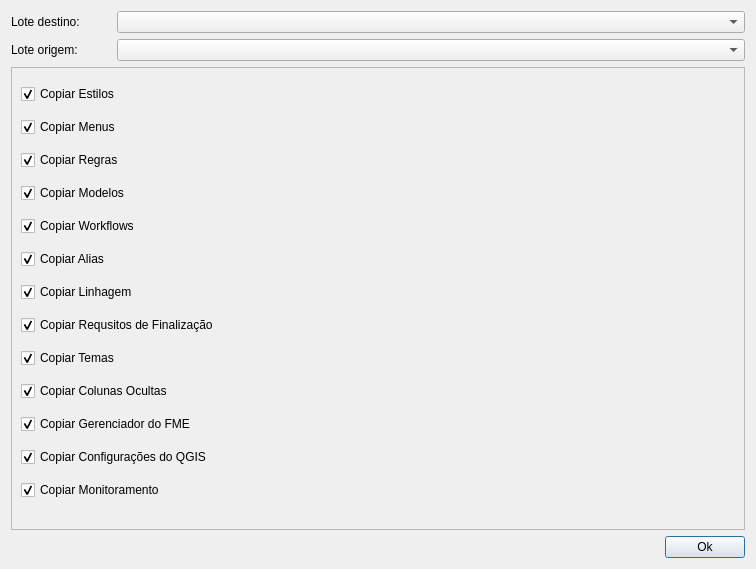
Above: uis/copySetupLot.ui from dsgoficial/SAP_Gerente before the change. Below: the same form after it.
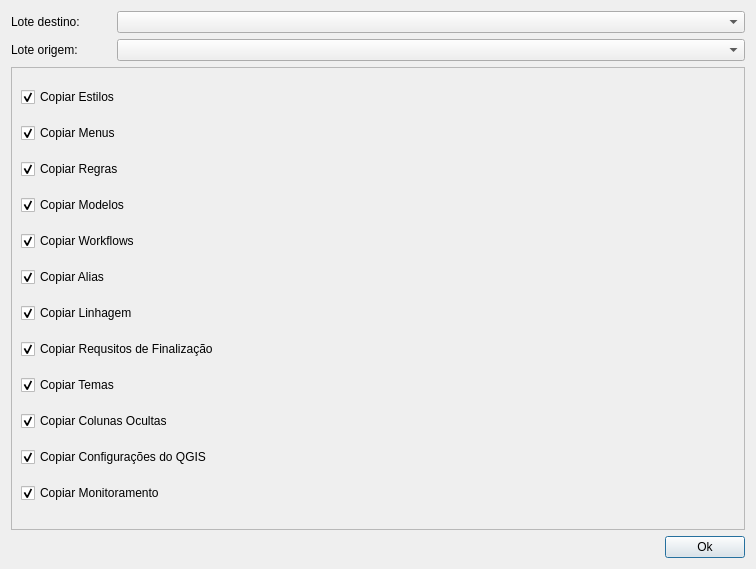
That is the form after the change.

What changed in the file:
```diff
--- a/uis/copySetupLot.ui
+++ b/uis/copySetupLot.ui
@@ -205,16 +205,6 @@
          </property>
         </widget>
        </item>
-       <item>
-        <widget class="QCheckBox" name="fmeCb">
-         <property name="text">
-          <string>Copiar Gerenciador do FME</string>
-         </property>
-         <property name="checked">
-          <bool>true</bool>
-         </property>
-        </widget>
-       </item>
        <item>
         <widget class="QCheckBox" name="qgisCb">
          <property name="text">
```
